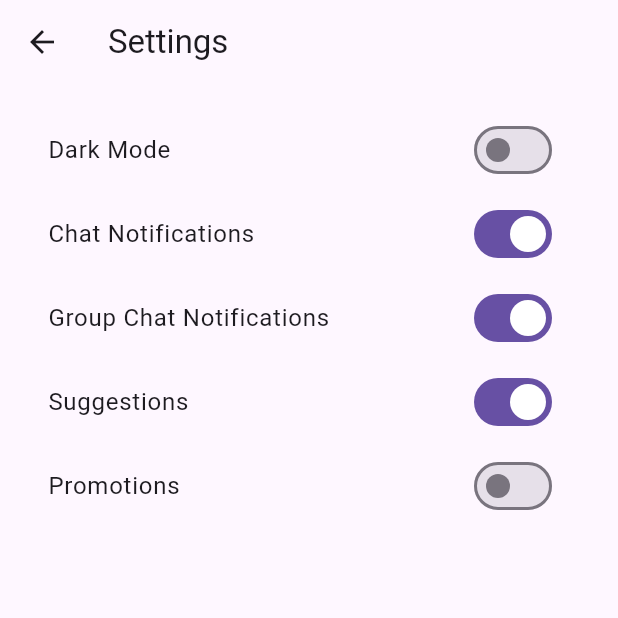
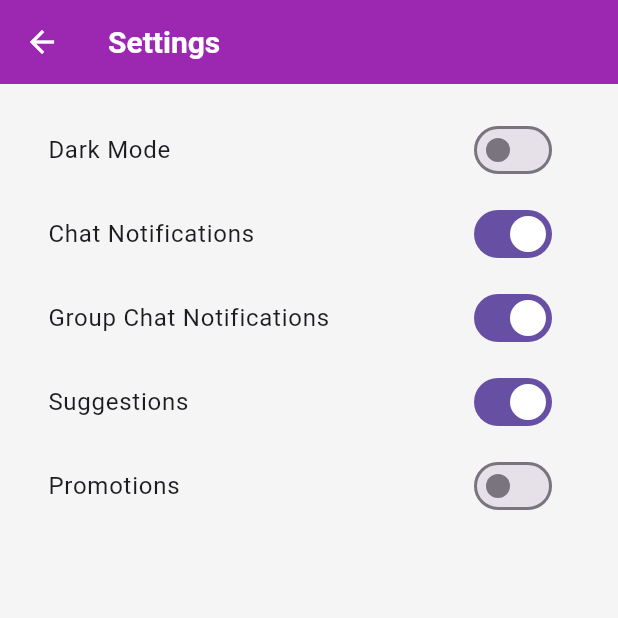
Before and after one commit to HitheshMedavarapu/Flutter, a Flutter app: the screen it shows once a user with an empty profile is signed in, item 2 of the bottom bar chosen, after a tap on the "settings" icon, on a phone screen of 412 x 824 dp, the top half of it. Run offline on Flutter 3.47's test engine with Material 3 defaults, Android fonts, the phone set to English and light mode, and no system bars; our stand-ins replace cloud_firestore, firebase_auth, firebase_core, flutter_redux, redux, shared_preferences; accounts and stored records are empty; network calls fail.

Commit message:
homescreen done with static data

```diff
--- a/lib/main.dart
+++ b/lib/main.dart
@@ -8,6 +8,7 @@ import 'redux/reducers.dart';
 import 'screens/auth/login_screen.dart';
 import 'screens/home/home_screen.dart';
 import 'package:firebase_auth/firebase_auth.dart';
+import 'utils/theme.dart'; // ✅ Import themes
 
 void main() async {
   WidgetsFlutterBinding.ensureInitialized();
@@ -32,9 +33,9 @@ class MyApp extends StatelessWidget {
       child: MaterialApp(
         debugShowCheckedModeBanner: false,
         title: 'Unif1',
-        theme: ThemeData.light(),
-        darkTheme: ThemeData.dark(),
-        themeMode: ThemeMode.system,
+        theme: AppThemes.lightTheme, // ✅ Use custom theme
+        darkTheme: AppThemes.darkTheme, // ✅ Use custom dark theme
+        themeMode: ThemeMode.system, // ✅ Auto-switch light/dark mode
         home: AuthWrapper(),
       ),
     );
--- a/lib/screens/home/feed_screen.dart
+++ b/lib/screens/home/feed_screen.dart
@@ -1,13 +1,74 @@
 import 'package:flutter/material.dart';
+import '../../widgets/post_card.dart';
+import '../../utils/theme.dart'; // ✅ Use theme
 
-class FeedScreen extends StatelessWidget {
+class FeedScreen extends StatefulWidget {
+  const FeedScreen({Key? key}) : super(key: key);
+
+  @override
+  _FeedScreenState createState() => _FeedScreenState();
+}
+
+class _FeedScreenState extends State<FeedScreen> {
+  final List<Map<String, dynamic>> _posts = [
+    {
+      "username": "John Doe",
+      "userProfile": "https://randomuser.me/api/portraits/men/1.jpg",
+      "postText": "Excited to start my first semester at NYU! Anyone here?",
+      "postImage": "https://source.unsplash.com/random/800x600?college",
+      "usefulCount": 12,
+      "notUsefulCount": 2,
+    },
+    {
+      "username": "Emma Watson",
+      "userProfile": "https://randomuser.me/api/portraits/women/2.jpg",
+      "postText": "Looking for a roommate near Harvard. DM me!",
+      "postImage": null,
+      "usefulCount": 8,
+      "notUsefulCount": 1,
+    },
+    {
+      "username": "Mike Johnson",
+      "userProfile": "https://randomuser.me/api/portraits/men/3.jpg",
+      "postText": "Selling my books from last semester. Anyone interested?",
+      "postImage": "https://source.unsplash.com/random/800x600?books",
+      "usefulCount": 20,
+      "notUsefulCount": 4,
+    },
+  ];
+
+  void _increaseUseful(int index) {
+    setState(() {
+      _posts[index]["usefulCount"]++;
+    });
+  }
+
+  void _increaseNotUseful(int index) {
+    setState(() {
+      _posts[index]["notUsefulCount"]++;
+    });
+  }
+
   @override
   Widget build(BuildContext context) {
     return Scaffold(
-      body: Center(
-        child: Text(
-          "Home Feed",
-          style: TextStyle(fontSize: 24, fontWeight: FontWeight.bold),
+      body: Container(
+        decoration: AppThemes.backgroundGradient(), // ✅ Uses the app theme
+        child: ListView.builder(
+          itemCount: _posts.length,
+          itemBuilder: (context, index) {
+            final post = _posts[index];
+            return PostCard(
+              username: post["username"],
+              userProfile: post["userProfile"],
+              postText: post["postText"],
+              postImage: post["postImage"],
+              usefulCount: post["usefulCount"],
+              notUsefulCount: post["notUsefulCount"],
+              onUseful: () => _increaseUseful(index),
+              onNotUseful: () => _increaseNotUseful(index),
+            );
+          },
         ),
       ),
     );
--- a/lib/screens/home/home_screen.dart
+++ b/lib/screens/home/home_screen.dart
@@ -6,12 +6,10 @@ import '../group_chats/group_chats_screen.dart';
 import '../marketplace/marketplace_screen.dart';
 import '../maps/maps_screen.dart';
 import 'feed_screen.dart';
-import 'package:flutter_redux/flutter_redux.dart';
-import '../../redux/auth/auth_state.dart';
+import '../../utils/theme.dart'; // ✅ Import theme
 
 class HomeScreen extends StatefulWidget {
-  const HomeScreen({Key? key})
-      : super(key: key); // Ensure constructor is marked as const
+  const HomeScreen({Key? key}) : super(key: key);
 
   @override
   _HomeScreenState createState() => _HomeScreenState();
@@ -50,6 +48,8 @@ class _HomeScreenState extends State<HomeScreen> {
 
   @override
   Widget build(BuildContext context) {
+    final theme = Theme.of(context);
+
     return Scaffold(
       appBar: AppBar(
         title: const Text("Unif1"),
@@ -75,8 +75,13 @@ class _HomeScreenState extends State<HomeScreen> {
           BottomNavigationBarItem(icon: Icon(Icons.map), label: "Maps"),
         ],
         currentIndex: _selectedIndex,
-        selectedItemColor: Colors.blue,
-        unselectedItemColor: Colors.grey,
+        selectedItemColor:
+            theme.bottomNavigationBarTheme.selectedItemColor, // ✅ Theme applied
+        unselectedItemColor: theme
+            .bottomNavigationBarTheme.unselectedItemColor, // ✅ Theme applied
+        backgroundColor:
+            theme.bottomNavigationBarTheme.backgroundColor, // ✅ Theme applied
+        showUnselectedLabels: true,
         onTap: _onItemTapped,
       ),
     );
--- a/lib/screens/settings/settings_screen.dart
+++ b/lib/screens/settings/settings_screen.dart
@@ -1,4 +1,6 @@
 import 'package:flutter/material.dart';
+import 'package:shared_preferences/shared_preferences.dart';
+import '../../utils/theme.dart';
 
 class SettingsScreen extends StatefulWidget {
   const SettingsScreen({Key? key}) : super(key: key);
@@ -15,6 +17,37 @@ class _SettingsScreenState extends State<SettingsScreen> {
   bool _promotions = false;
 
   @override
+  void initState() {
+    super.initState();
+    _loadTheme();
+  }
+
+  Future<void> _loadTheme() async {
+    SharedPreferences prefs = await SharedPreferences.getInstance();
+    setState(() {
+      _darkMode = prefs.getBool('darkMode') ?? false;
+    });
+  }
+
+  Future<void> _toggleDarkMode(bool value) async {
+    SharedPreferences prefs = await SharedPreferences.getInstance();
+    await prefs.setBool('darkMode', value);
+    setState(() {
+      _darkMode = value;
+    });
+
+    // ✅ Apply Theme Change
+    final brightness = value ? Brightness.dark : Brightness.light;
+    ThemeData newTheme = value ? AppThemes.darkTheme : AppThemes.lightTheme;
+
+    // ✅ Update MaterialApp theme dynamically
+    Navigator.of(context).pop(); // Close settings
+    Navigator.of(context).pushReplacement(
+      MaterialPageRoute(builder: (_) => SettingsScreen()),
+    );
+  }
+
+  @override
   Widget build(BuildContext context) {
     return Scaffold(
       appBar: AppBar(
@@ -26,11 +59,7 @@ class _SettingsScreenState extends State<SettingsScreen> {
           SwitchListTile(
             title: const Text('Dark Mode'),
             value: _darkMode,
-            onChanged: (bool value) {
-              setState(() {
-                _darkMode = value;
-              });
-            },
+            onChanged: _toggleDarkMode,
           ),
           SwitchListTile(
             title: const Text('Chat Notifications'),
--- a/lib/utils/theme.dart
+++ b/lib/utils/theme.dart
@@ -1,33 +1,82 @@
 import 'package:flutter/material.dart';
 
 class AppThemes {
-  static final ThemeData lightTheme = ThemeData(
+  static ThemeData lightTheme = ThemeData(
     brightness: Brightness.light,
-    primaryColor: Colors.purple,
-    scaffoldBackgroundColor: Colors.white,
+    primaryColor: Colors.purple, // ✅ Primary app color
+    cardColor: Colors.white, // ✅ Light mode card background
+    scaffoldBackgroundColor: Colors.grey[100], // ✅ Light background
     textTheme: const TextTheme(
-      bodyLarge: TextStyle(color: Colors.black),
-      bodyMedium: TextStyle(color: Colors.black54),
+      titleLarge: TextStyle(fontSize: 18, fontWeight: FontWeight.bold),
+      bodyMedium: TextStyle(fontSize: 14),
+    ),
+    appBarTheme: const AppBarTheme(
+      // ✅ Themed App Bar
+      backgroundColor: Colors.purple,
+      foregroundColor: Colors.white, // ✅ Icon & Text color
+      elevation: 0,
+      titleTextStyle: TextStyle(fontSize: 20, fontWeight: FontWeight.bold),
+    ),
+    bottomNavigationBarTheme: const BottomNavigationBarThemeData(
+      // ✅ Themed Bottom Bar
+      backgroundColor: Colors.white,
+      selectedItemColor: Colors.purple,
+      unselectedItemColor: Colors.grey,
+      showUnselectedLabels: true,
+    ),
+    elevatedButtonTheme: ElevatedButtonThemeData(
+      style: ElevatedButton.styleFrom(
+        backgroundColor: Colors.purple,
+        shape: RoundedRectangleBorder(
+          borderRadius: BorderRadius.circular(12),
+        ),
+        padding: const EdgeInsets.symmetric(vertical: 14),
+      ),
     ),
   );
 
-  static final ThemeData darkTheme = ThemeData(
+  static ThemeData darkTheme = ThemeData(
     brightness: Brightness.dark,
-    primaryColor: Colors.purple,
+    primaryColor: Colors.purpleAccent, // ✅ Adjusted for dark mode
+    cardColor: Colors.black54,
     scaffoldBackgroundColor: Colors.black,
     textTheme: const TextTheme(
-      bodyLarge: TextStyle(color: Colors.white),
-      bodyMedium: TextStyle(color: Colors.white70),
+      titleLarge: TextStyle(
+          fontSize: 18, fontWeight: FontWeight.bold, color: Colors.white),
+      bodyMedium: TextStyle(fontSize: 14, color: Colors.white70),
+    ),
+    appBarTheme: const AppBarTheme(
+      // ✅ Dark Mode App Bar
+      backgroundColor: Colors.black,
+      foregroundColor: Colors.purpleAccent, // ✅ Icon & Text color
+      elevation: 0,
+      titleTextStyle: TextStyle(fontSize: 20, fontWeight: FontWeight.bold),
+    ),
+    bottomNavigationBarTheme: const BottomNavigationBarThemeData(
+      // ✅ Dark Mode Bottom Bar
+      backgroundColor: Colors.black,
+      selectedItemColor: Colors.purpleAccent,
+      unselectedItemColor: Colors.grey,
+      showUnselectedLabels: true,
+    ),
+    elevatedButtonTheme: ElevatedButtonThemeData(
+      style: ElevatedButton.styleFrom(
+        backgroundColor: Colors.purpleAccent,
+        shape: RoundedRectangleBorder(
+          borderRadius: BorderRadius.circular(12),
+        ),
+        padding: const EdgeInsets.symmetric(vertical: 14),
+      ),
     ),
   );
 
-  // 🎨 Background Gradient
+  // ✅ Background Gradient
   static BoxDecoration backgroundGradient() {
     return const BoxDecoration(
       gradient: LinearGradient(
-        begin: Alignment.topLeft,
-        end: Alignment.bottomRight,
-        colors: [Color(0xFF6A0DAD), Color(0xFF4A148C)],
+        colors: [Colors.purple, Colors.deepPurpleAccent],
+        begin: Alignment.topCenter,
+        end: Alignment.bottomCenter,
       ),
     );
   }
--- /dev/null
+++ b/lib/widgets/post_card.dart
@@ -0,0 +1,109 @@
+import 'package:flutter/material.dart';
+import '../../utils/theme.dart'; // ✅ Import the theme
+
+class PostCard extends StatelessWidget {
+  final String username;
+  final String userProfile;
+  final String postText;
+  final String? postImage;
+  final int usefulCount;
+  final int notUsefulCount;
+  final VoidCallback onUseful;
+  final VoidCallback onNotUseful;
+
+  const PostCard({
+    Key? key,
+    required this.username,
+    required this.userProfile,
+    required this.postText,
+    this.postImage,
+    required this.usefulCount,
+    required this.notUsefulCount,
+    required this.onUseful,
+    required this.onNotUseful,
+  }) : super(key: key);
+
+  @override
+  Widget build(BuildContext context) {
+    final theme = Theme.of(context);
+
+    return Card(
+      elevation: 5,
+      color: theme.cardColor, // ✅ Uses theme's card color
+      margin: const EdgeInsets.symmetric(vertical: 8, horizontal: 16),
+      shape: RoundedRectangleBorder(
+        borderRadius: BorderRadius.circular(12),
+      ),
+      child: Padding(
+        padding: const EdgeInsets.all(12.0),
+        child: Column(
+          crossAxisAlignment: CrossAxisAlignment.start,
+          children: [
+            // Profile Section
+            Row(
+              children: [
+                CircleAvatar(
+                  backgroundImage: NetworkImage(userProfile),
+                  radius: 24,
+                ),
+                const SizedBox(width: 10),
+                Text(
+                  username,
+                  style: theme.textTheme.titleLarge?.copyWith(
+                    // ✅ FIXED
+                    fontWeight: FontWeight.bold,
+                  ),
+                ),
+              ],
+            ),
+            const SizedBox(height: 10),
+
+            // Post Content
+            Text(
+              postText,
+              style: theme.textTheme.bodyMedium, // ✅ FIXED
+            ),
+
+            // Post Image (if available)
+            if (postImage != null)
+              Padding(
+                padding: const EdgeInsets.symmetric(vertical: 8),
+                child: ClipRRect(
+                  borderRadius: BorderRadius.circular(12),
+                  child: Image.network(postImage!, fit: BoxFit.cover),
+                ),
+              ),
+
+            // Actions Section
+            Row(
+              mainAxisAlignment: MainAxisAlignment.spaceBetween,
+              children: [
+                Row(
+                  children: [
+                    IconButton(
+                      icon: const Icon(Icons.thumb_up),
+                      color: theme.primaryColor, // ✅ Use theme color
+                      onPressed: onUseful,
+                    ),
+                    Text("$usefulCount"),
+                    IconButton(
+                      icon: const Icon(Icons.thumb_down),
+                      color: Colors.red, // ✅ Negative action color
+                      onPressed: onNotUseful,
+                    ),
+                    Text("$notUsefulCount"),
+                  ],
+                ),
+                IconButton(
+                  icon: const Icon(Icons.share),
+                  color: theme.primaryColor, // ✅ Use theme color
+                  onPressed: () {},
+                ),
+              ],
+            ),
+          ],
+        ),
+      ),
+    );
+  }
+}
--- a/pubspec.yaml
+++ b/pubspec.yaml
@@ -43,6 +43,7 @@ dependencies:
   firebase_storage: ^12.4.2
   google_sign_in: ^6.2.2
   provider: ^6.1.2
+  shared_preferences: ^2.2.2
 
 dev_dependencies:
   flutter_test:
```
Also changed, not shown: lib/widgets/custom_app_bar.dart (added, +41 -0 lines), lib/widgets/custom_bottom_nav.dart (added, +30 -0 lines), pubspec.lock, 1 other file.
